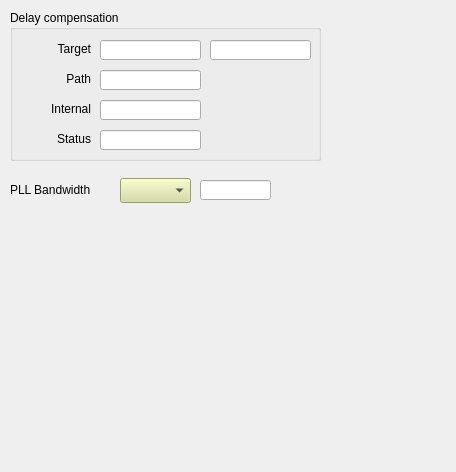
paulscherrerinstitute/mrfioc2, file ui/EVR/G_EVR_misc.ui: the form before one commit.
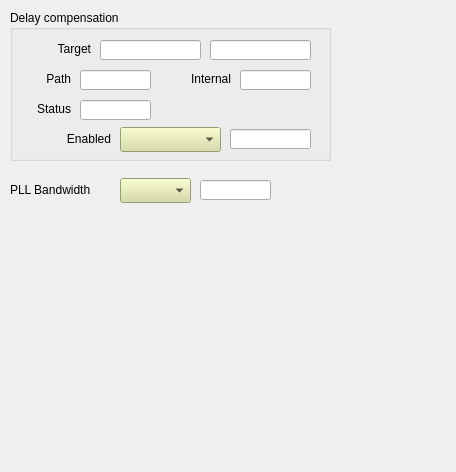
The form after the commit. Custom widgets are drawn as their Qt base class.

Patch:
```diff
--- a/ui/EVR/G_EVR_misc.ui
+++ b/ui/EVR/G_EVR_misc.ui
@@ -18,7 +18,7 @@
     <rect>
      <x>10</x>
      <y>10</y>
-     <width>311</width>
+     <width>321</width>
      <height>151</height>
     </rect>
    </property>
@@ -44,7 +44,7 @@
    <widget class="QLabel" name="label_3">
     <property name="geometry">
      <rect>
-      <x>20</x>
+      <x>0</x>
       <y>60</y>
       <width>61</width>
       <height>17</height>
@@ -60,8 +60,8 @@
    <widget class="QLabel" name="label_4">
     <property name="geometry">
      <rect>
-      <x>20</x>
-      <y>90</y>
+      <x>160</x>
+      <y>60</y>
       <width>61</width>
       <height>17</height>
      </rect>
@@ -76,8 +76,8 @@
    <widget class="QLabel" name="label_5">
     <property name="geometry">
      <rect>
-      <x>20</x>
-      <y>120</y>
+      <x>0</x>
+      <y>90</y>
       <width>61</width>
       <height>17</height>
      </rect>
@@ -134,9 +134,9 @@
    <widget class="caLineEdit" name="calineedit_17">
     <property name="geometry">
      <rect>
-      <x>90</x>
+      <x>70</x>
       <y>60</y>
-      <width>101</width>
+      <width>71</width>
       <height>20</height>
      </rect>
     </property>
@@ -153,9 +153,9 @@
    <widget class="caLineEdit" name="calineedit_18">
     <property name="geometry">
      <rect>
-      <x>90</x>
-      <y>90</y>
-      <width>101</width>
+      <x>230</x>
+      <y>60</y>
+      <width>71</width>
       <height>20</height>
      </rect>
     </property>
@@ -172,9 +172,9 @@
    <widget class="caLineEdit" name="calineedit_19">
     <property name="geometry">
      <rect>
-      <x>90</x>
-      <y>120</y>
-      <width>101</width>
+      <x>70</x>
+      <y>90</y>
+      <width>71</width>
       <height>20</height>
      </rect>
     </property>
@@ -188,6 +188,57 @@
      <bool>true</bool>
     </property>
    </widget>
+   <widget class="caLineEdit" name="calineedit_21">
+    <property name="geometry">
+     <rect>
+      <x>220</x>
+      <y>119</y>
+      <width>81</width>
+      <height>20</height>
+     </rect>
+    </property>
+    <property name="alignment">
+     <set>Qt::AlignLeading|Qt::AlignLeft|Qt::AlignVCenter</set>
+    </property>
+    <property name="channel" stdset="0">
+     <string notr="true">$(EVR):DlyCompensation-Enabled-RB</string>
+    </property>
+    <property name="unitsEnabled">
+     <bool>true</bool>
+    </property>
+   </widget>
+   <widget class="caMenu" name="camenu_3">
+    <property name="geometry">
+     <rect>
+      <x>110</x>
+      <y>117</y>
+      <width>101</width>
+      <height>25</height>
+     </rect>
+    </property>
+    <property name="styleSheet">
+     <string notr="true">background-color: rgb(212, 219, 157);</string>
+    </property>
+    <property name="channel" stdset="0">
+     <string notr="true">$(EVR):DlyCompensation-Enabled-Sel</string>
+    </property>
+   </widget>
+   <widget class="QLabel" name="label_6">
+    <property name="geometry">
+     <rect>
+      <x>30</x>
+      <y>120</y>
+      <width>71</width>
+      <height>17</height>
+     </rect>
+    </property>
+    <property name="text">
+     <string>Enabled</string>
+    </property>
+    <property name="alignment">
+     <set>Qt::AlignRight|Qt::AlignTrailing|Qt::AlignVCenter</set>
+    </property>
+   </widget>
   </widget>
   <widget class="QLabel" name="label">
    <property name="geometry">
```
